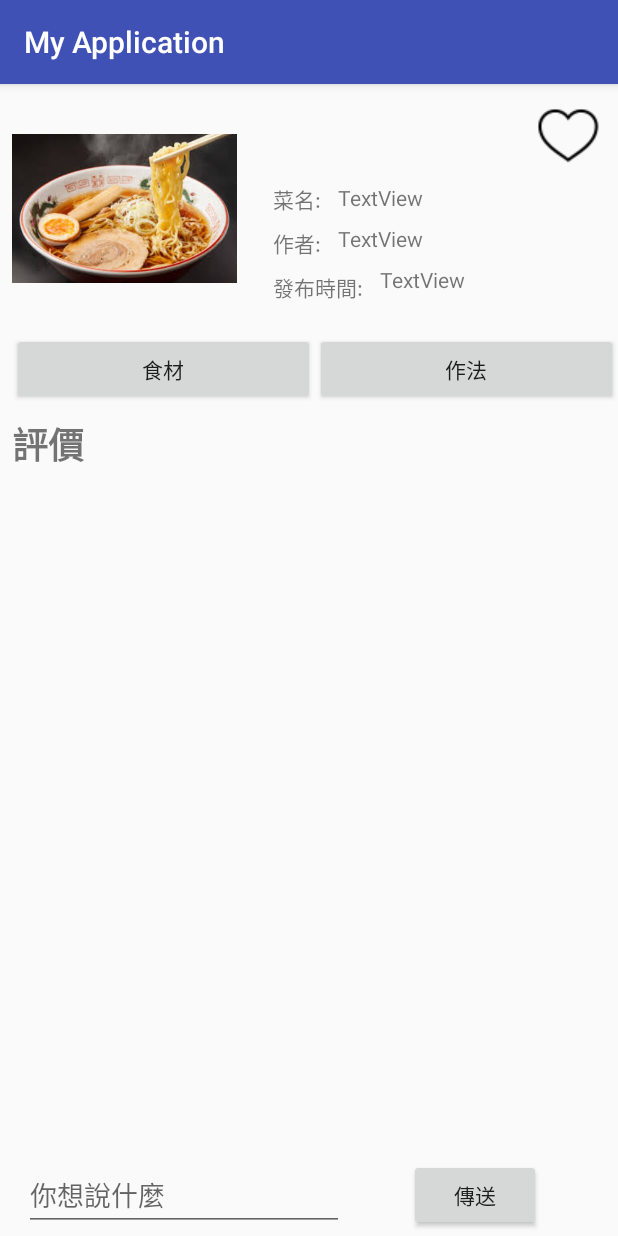
After one commit to dragon-final-project/MainProject, an Android app: the ItemDetailActivity screen opened directly, with no data from a screen before it, on a phone screen of 412 x 824 dp. The commit adds this screen. Run offline under Robolectric (Android 15) with nearby library versions, the phone set to English and light mode, and no system bars; 3 statements that could not run were skipped.

Commit message:
Version 0.6.2

```diff
--- a/app/src/main/AndroidManifest.xml
+++ b/app/src/main/AndroidManifest.xml
@@ -64,7 +64,8 @@
         <activity android:name=".NewsActivity" />
         <activity android:name=".TestActivity" />
         <activity android:name=".InputActivity" />
-        <activity android:name=".SearchResultActivity"></activity>
+        <activity android:name=".SearchResultActivity" />
+        <activity android:name=".ItemDetailActivity"></activity>
     </application>
 
 </manifest>
--- a/app/src/main/java/com/example/myapplication/DataColumn.java
+++ b/app/src/main/java/com/example/myapplication/DataColumn.java
@@ -14,10 +14,12 @@ public class DataColumn {
 //    private String img_path;
     private String title;
     private String name;
+    private String created_at;
 
-    public DataColumn(String title,String name){
+    public DataColumn(String title,String name,String created_at){
         this.title = title;
         this.name = name;
+        this.created_at = created_at;
     }
 
 
@@ -36,4 +38,12 @@ public class DataColumn {
     public void setName(String name) {
         this.name = name;
     }
+
+    public String getCreated_at() {
+        return created_at;
+    }
+
+    public void setCreated_at(String created_at) {
+        this.created_at = created_at;
+    }
 }
--- /dev/null
+++ b/app/src/main/java/com/example/myapplication/ItemDetailActivity.java
@@ -0,0 +1,52 @@
+package com.example.myapplication;
+
+import android.support.v7.app.AppCompatActivity;
+import android.os.Bundle;
+import android.view.View;
+import android.widget.ImageButton;
+import android.widget.TextView;
+import android.widget.Toast;
+
+public class ItemDetailActivity extends AppCompatActivity implements View.OnClickListener {
+
+    private ImageButton ibLike;
+    private TextView tvTitle,tvName,tvDate;
+    private boolean isLike = false;
+
+    @Override
+    protected void onCreate(Bundle savedInstanceState) {
+        super.onCreate(savedInstanceState);
+        setContentView(R.layout.activity_item_detail);
+
+        findViewId();
+        Bundle bundle = getIntent().getExtras();
+        tvTitle.setText(bundle.getString("title"));
+        tvName.setText(bundle.getString("name"));
+        tvDate.setText(bundle.getString("created_at"));
+    }
+
+    private void findViewId() {
+        tvTitle = findViewById(R.id.tvTitle);
+        tvName = findViewById(R.id.tvName);
+        tvDate = findViewById(R.id.tvDate);
+        ibLike = findViewById(R.id.ibLike);
+        ibLike.setOnClickListener(this);
+    }
+
+    @Override
+    public void onClick(View view) {
+        switch (view.getId()){
+            case R.id.ibLike:
+                if(!isLike){
+                    ibLike.setImageResource(R.drawable.favorite2);
+                    Toast.makeText(ItemDetailActivity.this,"已加入收藏清單!",Toast.LENGTH_SHORT).show();
+                }
+                else{
+                    ibLike.setImageResource(R.drawable.favorite1);
+                    Toast.makeText(ItemDetailActivity.this,"已從收藏清單移除!",Toast.LENGTH_SHORT).show();
+                }
+                isLike = !isLike;
+                break;
+        }
+    }
+}
--- a/app/src/main/java/com/example/myapplication/NewsActivity.java
+++ b/app/src/main/java/com/example/myapplication/NewsActivity.java
@@ -1,5 +1,6 @@
 package com.example.myapplication;
 
+import android.content.Intent;
 import android.os.AsyncTask;
 import android.support.v7.app.AppCompatActivity;
 import android.os.Bundle;
@@ -46,7 +47,15 @@ public class NewsActivity extends AppCompatActivity {
         gridView.setOnItemClickListener(new AdapterView.OnItemClickListener() {
             @Override
             public void onItemClick(AdapterView<?> adapterView, View view, int i, long l) {
-
+//                String title = list.get(i).getTitle();
+//                String name = list.get(i).getName();
+                Bundle bundle = new Bundle();
+                Intent intent = new Intent(NewsActivity.this,ItemDetailActivity.class);
+                bundle.putString("title",list.get(i).getTitle());
+                bundle.putString("name",list.get(i).getName());
+                bundle.putString("created_at",list.get(i).getCreated_at());
+                intent.putExtras(bundle);
+                startActivity(intent);
             }
         });
     }
--- a/app/src/main/java/com/example/myapplication/TestActivity.java
+++ b/app/src/main/java/com/example/myapplication/TestActivity.java
@@ -22,19 +22,19 @@ public class TestActivity extends AppCompatActivity {
 
         listView = findViewById(R.id.listView);
         list = new ArrayList<>();
-        list.add(new DataColumn("涼菜湯","小當家"));
-        list.add(new DataColumn("涼菜湯","小當家"));
-        list.add(new DataColumn("涼菜湯","小當家"));
-        list.add(new DataColumn("涼菜湯","小當家"));
-        list.add(new DataColumn("涼菜湯","小當家"));
-        list.add(new DataColumn("涼菜湯","小當家"));
-        list.add(new DataColumn("涼菜湯","小當家"));
-        list.add(new DataColumn("涼菜湯","小當家"));
-        list.add(new DataColumn("涼菜湯","小當家"));
-        list.add(new DataColumn("涼菜湯","小當家"));
-        list.add(new DataColumn("涼菜湯","小當家"));
-        list.add(new DataColumn("涼菜湯","小當家"));
-        list.add(new DataColumn("涼菜湯","小當家"));
+//        list.add(new DataColumn("涼菜湯","小當家"));
+//        list.add(new DataColumn("涼菜湯","小當家"));
+//        list.add(new DataColumn("涼菜湯","小當家"));
+//        list.add(new DataColumn("涼菜湯","小當家"));
+//        list.add(new DataColumn("涼菜湯","小當家"));
+//        list.add(new DataColumn("涼菜湯","小當家"));
+//        list.add(new DataColumn("涼菜湯","小當家"));
+//        list.add(new DataColumn("涼菜湯","小當家"));
+//        list.add(new DataColumn("涼菜湯","小當家"));
+//        list.add(new DataColumn("涼菜湯","小當家"));
+//        list.add(new DataColumn("涼菜湯","小當家"));
+//        list.add(new DataColumn("涼菜湯","小當家"));
+//        list.add(new DataColumn("涼菜湯","小當家"));
 
         adapter = new GridViewAdapter(TestActivity.this,1,list);
 
--- /dev/null
+++ b/app/src/main/res/layout/activity_item_detail.xml
@@ -0,0 +1,176 @@
+<android.support.constraint.ConstraintLayout xmlns:android="http://schemas.android.com/apk/res/android"
+    xmlns:app="http://schemas.android.com/apk/res-auto"
+    xmlns:tools="http://schemas.android.com/tools"
+    android:id="@+id/RelativeLayout1"
+    android:layout_width="match_parent"
+    android:layout_height="match_parent"
+    android:descendantFocusability="beforeDescendants"
+
+    android:focusableInTouchMode="true"
+    tools:context=".ItemDetailActivity">
+
+
+    <ImageView
+        android:id="@+id/imageView3"
+        android:layout_width="150dp"
+        android:layout_height="150dp"
+        android:layout_marginLeft="8dp"
+        android:layout_marginStart="8dp"
+        android:layout_marginTop="8dp"
+        app:layout_constraintStart_toStartOf="parent"
+        app:layout_constraintTop_toTopOf="parent"
+        app:srcCompat="@drawable/noodle" />
+
+    <ImageButton
+        android:id="@+id/ibLike"
+        android:layout_width="50dp"
+        android:layout_height="50dp"
+        android:layout_marginEnd="8dp"
+        android:layout_marginRight="8dp"
+        android:layout_marginTop="8dp"
+        android:background="#00000000"
+        app:layout_constraintEnd_toEndOf="parent"
+        app:layout_constraintTop_toTopOf="parent"
+        app:srcCompat="@drawable/favorite1" />
+
+    <TextView
+        android:id="@+id/textView8"
+        android:layout_width="wrap_content"
+        android:layout_height="wrap_content"
+        android:layout_marginLeft="24dp"
+        android:layout_marginStart="24dp"
+        android:layout_marginTop="8dp"
+        android:text="菜名: "
+        app:layout_constraintStart_toEndOf="@+id/imageView3"
+        app:layout_constraintTop_toBottomOf="@+id/ibLike" />
+
+    <TextView
+        android:id="@+id/tvTitle"
+        android:layout_width="wrap_content"
+        android:layout_height="wrap_content"
+        android:layout_marginLeft="8dp"
+        android:layout_marginStart="8dp"
+        android:layout_marginTop="8dp"
+        android:text="TextView"
+        app:layout_constraintStart_toEndOf="@+id/textView8"
+        app:layout_constraintTop_toBottomOf="@+id/ibLike" />
+
+    <TextView
+        android:id="@+id/textView11"
+        android:layout_width="wrap_content"
+        android:layout_height="wrap_content"
+        android:layout_marginLeft="24dp"
+        android:layout_marginStart="24dp"
+        android:layout_marginTop="8dp"
+        android:text="作者: "
+        app:layout_constraintStart_toEndOf="@+id/imageView3"
+        app:layout_constraintTop_toBottomOf="@+id/textView8" />
+
+    <TextView
+        android:id="@+id/tvName"
+        android:layout_width="wrap_content"
+        android:layout_height="wrap_content"
+        android:layout_marginLeft="8dp"
+        android:layout_marginStart="8dp"
+        android:layout_marginTop="8dp"
+        android:text="TextView"
+        app:layout_constraintStart_toEndOf="@+id/textView11"
+        app:layout_constraintTop_toBottomOf="@+id/tvTitle" />
+
+    <TextView
+        android:id="@+id/textView13"
+        android:layout_width="wrap_content"
+        android:layout_height="wrap_content"
+        android:layout_marginLeft="24dp"
+        android:layout_marginStart="24dp"
+        android:layout_marginTop="8dp"
+        android:text="發布時間: "
+        app:layout_constraintStart_toEndOf="@+id/imageView3"
+        app:layout_constraintTop_toBottomOf="@+id/textView11" />
+
+    <TextView
+        android:id="@+id/tvDate"
+        android:layout_width="wrap_content"
+        android:layout_height="wrap_content"
+        android:layout_marginLeft="8dp"
+        android:layout_marginStart="8dp"
+        android:layout_marginTop="8dp"
+        android:text="TextView"
+        app:layout_constraintStart_toEndOf="@+id/textView13"
+        app:layout_constraintTop_toBottomOf="@+id/tvName" />
+
+    <Button
+        android:id="@+id/button11"
+        android:layout_width="0dp"
+        android:layout_height="wrap_content"
+        android:layout_marginLeft="8dp"
+        android:layout_marginStart="8dp"
+        android:layout_marginTop="8dp"
+        android:text="食材"
+        app:layout_constraintEnd_toStartOf="@+id/button13"
+        app:layout_constraintHorizontal_bias="0.5"
+        app:layout_constraintStart_toStartOf="parent"
+        app:layout_constraintTop_toBottomOf="@+id/imageView3" />
+
+    <Button
+        android:id="@+id/button13"
+        android:layout_width="0dp"
+        android:layout_height="wrap_content"
+        android:layout_marginTop="8dp"
+        android:text="作法"
+        app:layout_constraintEnd_toEndOf="parent"
+        app:layout_constraintHorizontal_bias="0.5"
+        app:layout_constraintStart_toEndOf="@+id/button11"
+        app:layout_constraintTop_toBottomOf="@+id/imageView3" />
+
+    <TextView
+        android:id="@+id/textView15"
+        android:layout_width="wrap_content"
+        android:layout_height="wrap_content"
+        android:layout_marginLeft="8dp"
+        android:layout_marginStart="8dp"
+        android:layout_marginTop="8dp"
+        android:text="評價"
+        android:textSize="24sp"
+        android:textStyle="bold"
+        app:layout_constraintStart_toStartOf="parent"
+        app:layout_constraintTop_toBottomOf="@+id/button11" />
+
+    <ListView
+        android:layout_width="368dp"
+        android:layout_height="200dp"
+        android:layout_marginTop="8dp"
+        app:layout_constraintEnd_toEndOf="parent"
+        app:layout_constraintStart_toStartOf="parent"
+        app:layout_constraintTop_toBottomOf="@+id/textView15" />
+
+    <EditText
+        android:id="@+id/editText"
+        android:layout_width="wrap_content"
+        android:layout_height="wrap_content"
+        android:layout_marginBottom="3dp"
+        android:layout_marginLeft="16dp"
+        android:layout_marginStart="16dp"
+        android:ems="10"
+        android:hint="你想說什麼"
+        android:inputType="textPersonName"
+        app:layout_constraintBottom_toBottomOf="parent"
+        app:layout_constraintStart_toStartOf="parent"
+        app:layout_constraintTop_toBottomOf="@+id/_dynamic" />
+
+    <Button
+        android:id="@+id/button14"
+        android:layout_width="wrap_content"
+        android:layout_height="wrap_content"
+        android:layout_marginBottom="3dp"
+        android:layout_marginEnd="16dp"
+        android:layout_marginLeft="8dp"
+        android:layout_marginRight="16dp"
+        android:layout_marginStart="8dp"
+        android:text="傳送"
+        app:layout_constraintBottom_toBottomOf="parent"
+        app:layout_constraintEnd_toEndOf="parent"
+        app:layout_constraintStart_toEndOf="@+id/editText"
+        app:layout_constraintTop_toBottomOf="@+id/_dynamic" />
+
+</android.support.constraint.ConstraintLayout>
```
Also changed, not shown: app/src/main/res/drawable/favorite1.png (added), app/src/main/res/drawable/favorite2.png (added).
